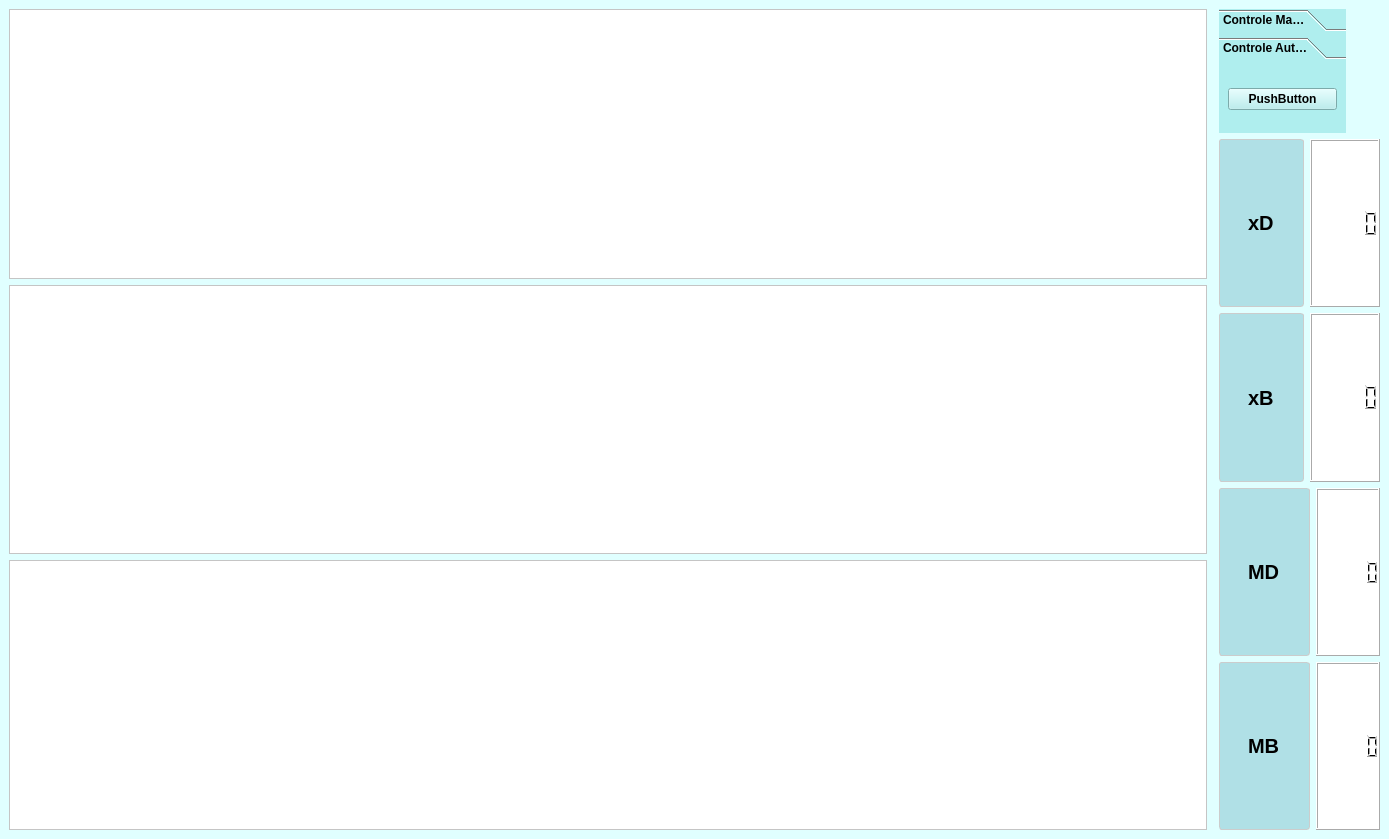
Old version of the form Supervisorio.ui in the repository fastroher/Controle_coluna.
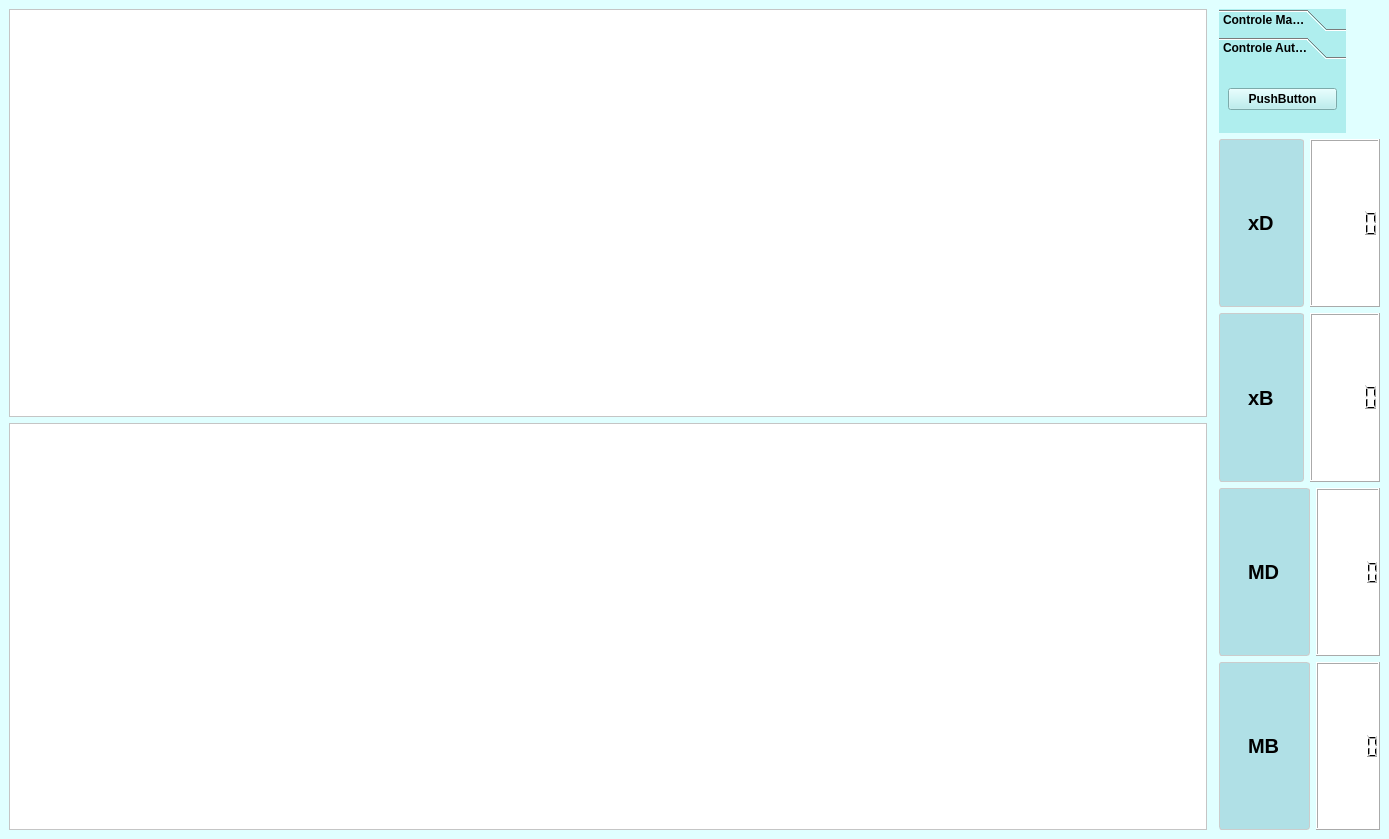
New version of the form. The open tabs and pages were chosen to show the change. Icons and pictures are not drawn.

Commit message: inclusão de rotulo de dados nos gráficos e exclusão da tabela no interface gráfica

Diff of the .ui file:
```diff
--- a/Supervisorio.ui
+++ b/Supervisorio.ui
@@ -40,13 +40,6 @@
         </property>
        </widget>
       </item>
-      <item>
-       <widget class="QTableWidget" name="table_T">
-        <property name="styleSheet">
-         <string notr="true">background-color: white;</string>
-        </property>
-       </widget>
-      </item>
      </layout>
     </item>
     <item>
```
Left out of the diff: 4 changed lines with no effect on the pictures. The commit also changes 4 other files.
